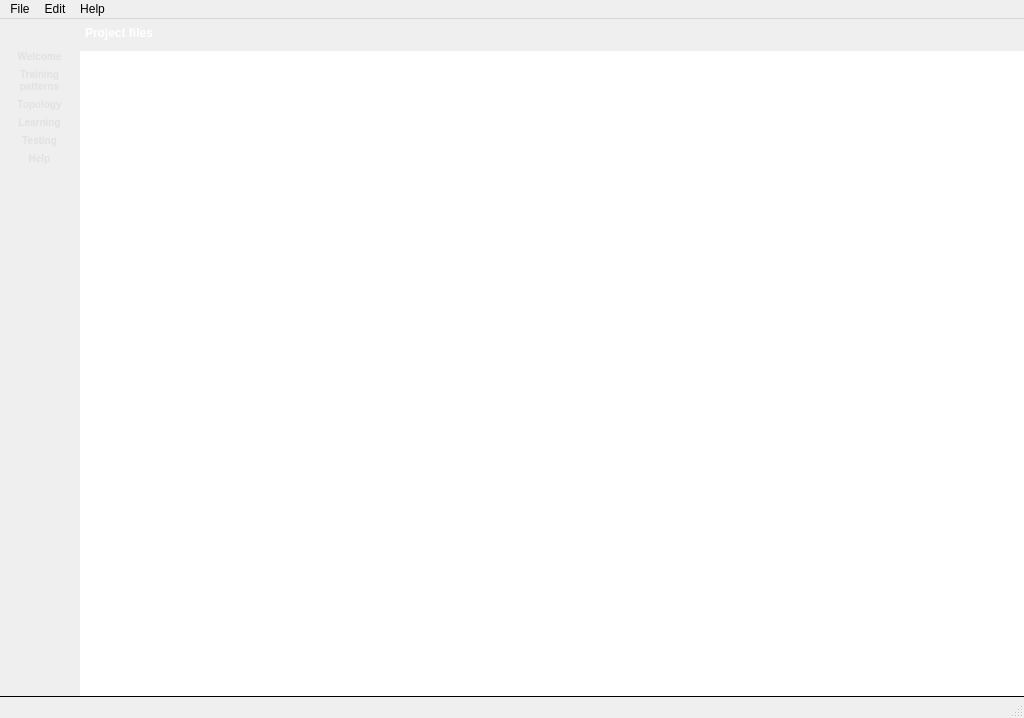
First picture: the form in ApplicationUi/MainWindow.ui, repository kacerpetr/NNCreator, before the edit.
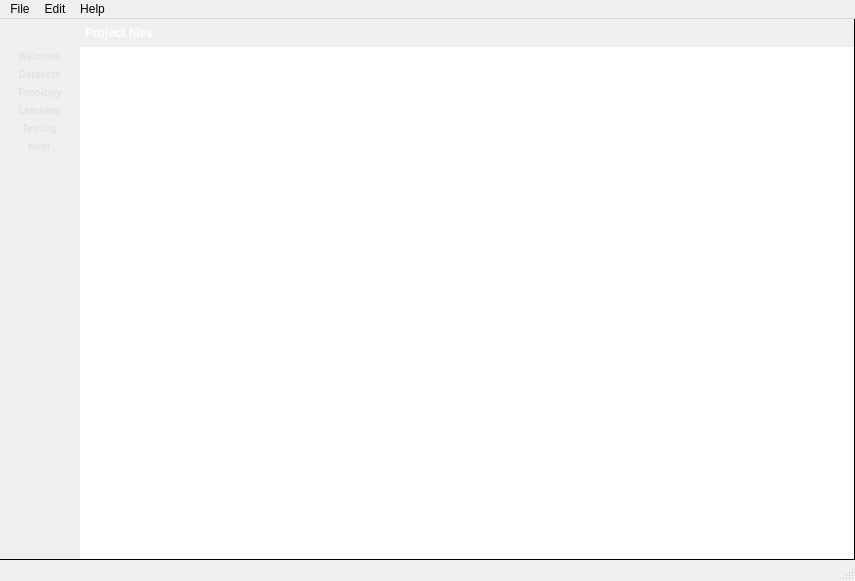
Second picture: the form after the edit. Icons and pictures are not drawn.

Patch:
```diff
--- a/ApplicationUi/MainWindow.ui
+++ b/ApplicationUi/MainWindow.ui
@@ -6,8 +6,8 @@
    <rect>
     <x>0</x>
     <y>0</y>
-    <width>1024</width>
-    <height>718</height>
+    <width>855</width>
+    <height>581</height>
    </rect>
   </property>
   <property name="windowTitle">
@@ -225,8 +225,7 @@
              </size>
             </property>
             <property name="text">
-             <string>Training
-patterns</string>
+             <string>Datasets</string>
             </property>
             <property name="icon">
              <iconset resource="../styles.qrc">
@@ -485,15 +484,6 @@
     </item>
     <item>
      <widget class="QSplitter" name="projectView">
-      <property name="sizePolicy">
-       <sizepolicy hsizetype="Expanding" vsizetype="Preferred">
-        <horstretch>0</horstretch>
-        <verstretch>0</verstretch>
-       </sizepolicy>
-      </property>
-      <property name="accessibleName">
-       <string>fileList</string>
-      </property>
       <property name="styleSheet">
        <string notr="true">#projectView::handle:horizontal{
 	background-color: rgb(0, 0, 0);
@@ -502,9 +492,6 @@
       <property name="orientation">
        <enum>Qt::Horizontal</enum>
       </property>
-      <property name="opaqueResize">
-       <bool>true</bool>
-      </property>
       <property name="handleWidth">
        <number>1</number>
       </property>
@@ -544,7 +531,7 @@
        </property>
        <layout class="QVBoxLayout" name="verticalLayout_3">
         <property name="spacing">
-         <number>4</number>
+         <number>0</number>
         </property>
         <property name="margin">
          <number>0</number>
@@ -655,6 +642,7 @@
         </item>
        </layout>
       </widget>
+      <widget class="QStackedWidget" name="windowStack"/>
      </widget>
     </item>
    </layout>
@@ -664,7 +652,7 @@
     <rect>
      <x>0</x>
      <y>0</y>
-     <width>1024</width>
+     <width>855</width>
      <height>20</height>
     </rect>
    </property>
```
